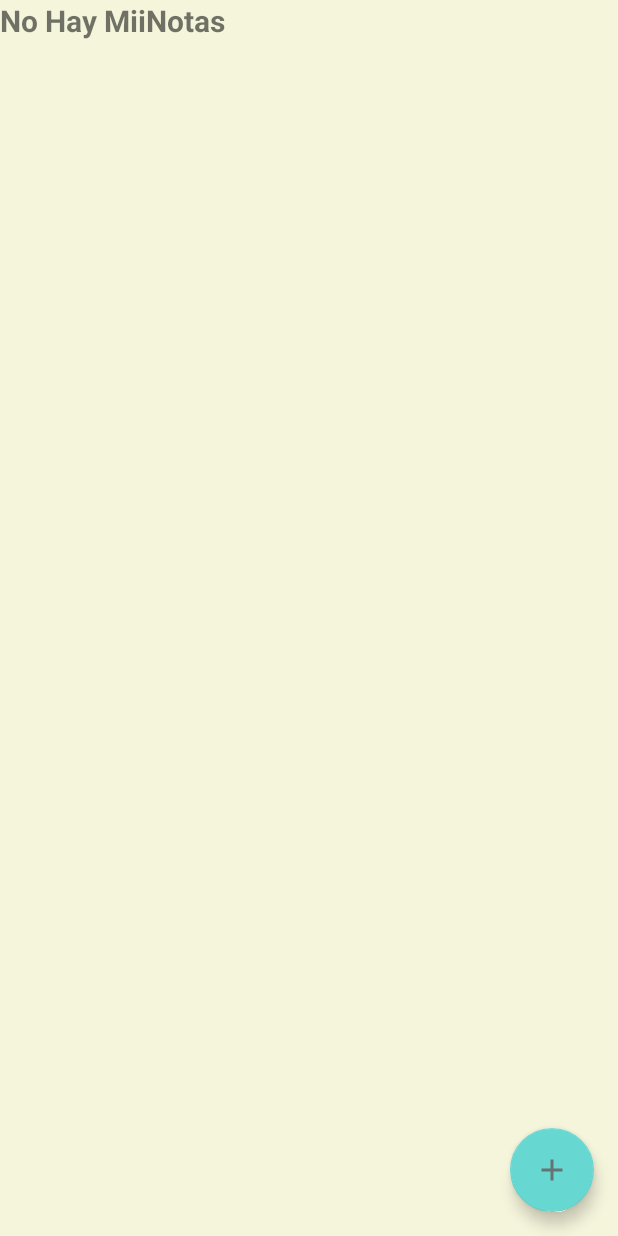
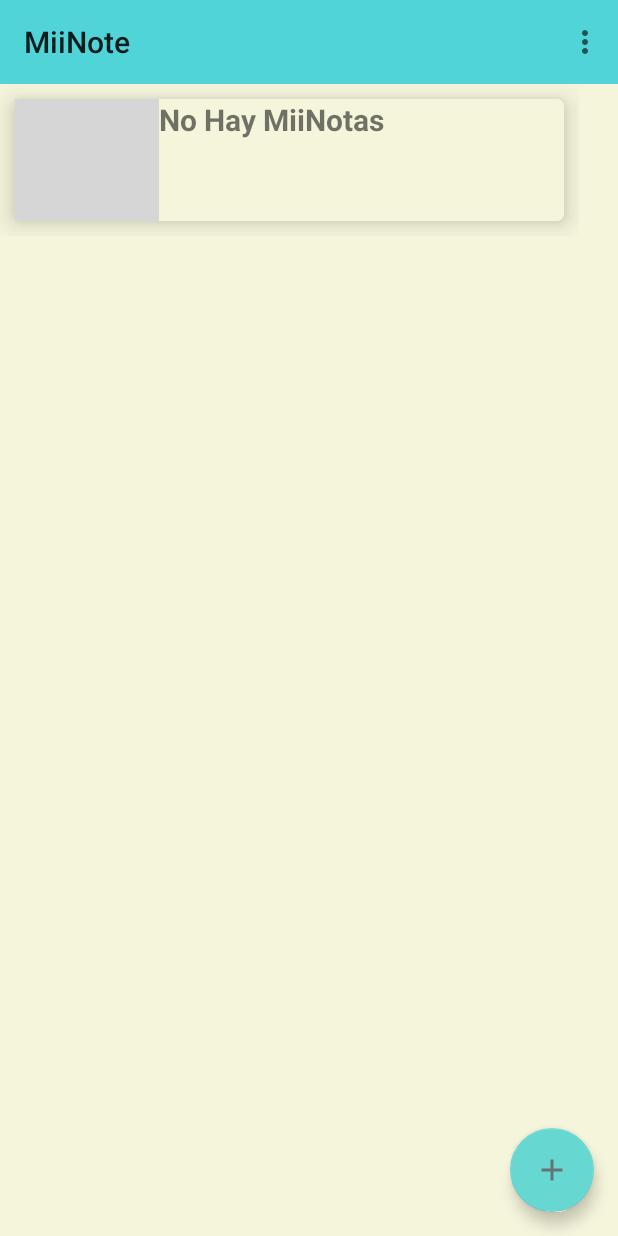
Before and after one commit to Christianbeny/MiiNote, an Android app: the screen it shows after launch (MainActivity), on a phone screen of 412 x 824 dp. Run offline under Robolectric (Android 15) with nearby library versions, the phone set to English and light mode, and no system bars; grey boxes are pictures that could not be loaded.

Commit message:
Vista de CardView

```diff
--- a/app/build.gradle
+++ b/app/build.gradle
@@ -29,8 +29,9 @@ dependencies {
     implementation 'androidx.constraintlayout:constraintlayout:2.0.1'
     implementation 'androidx.navigation:navigation-fragment:2.1.0'
     implementation 'androidx.navigation:navigation-ui:2.1.0'
+    implementation 'androidx.recyclerview:recyclerview:1.1.0'
+    implementation 'androidx.cardview:cardview:1.0.0'
     testImplementation 'junit:junit:4.12'
     androidTestImplementation 'androidx.test.ext:junit:1.1.2'
     androidTestImplementation 'androidx.test.espresso:espresso-core:3.3.0'
-
 }
--- a/app/src/main/java/com/example/miinote/MainActivity.java
+++ b/app/src/main/java/com/example/miinote/MainActivity.java
@@ -2,12 +2,10 @@ package com.example.miinote;
 
 import android.content.DialogInterface;
 import android.content.Intent;
-import android.database.Cursor;
 import android.os.Bundle;
 
 import com.example.miinote.Adaptador.Adaptador;
 import com.example.miinote.Modelo.Item;
-import com.google.android.material.floatingactionbutton.FloatingActionButton;
 
 import androidx.appcompat.app.AlertDialog;
 import androidx.appcompat.app.AppCompatActivity;
@@ -19,8 +17,6 @@ import android.view.View;
 
 import android.view.Menu;
 import android.view.MenuItem;
-import android.widget.ArrayAdapter;
-import android.widget.ListView;
 
 import java.util.ArrayList;
 
@@ -37,7 +33,8 @@ public class MainActivity extends AppCompatActivity {
         setContentView(R.layout.activity_main);
         Toolbar toolbar = findViewById(R.id.toolbar);
         setSupportActionBar(toolbar);
-        recyclerView = findViewById(R.id.RecyclerView);
+
+        recyclerView = findViewById(R.id.rvLista);
         manager = new LinearLayoutManager(this);
         recyclerView.setLayoutManager(manager);
         actualizarlista();
--- a/app/src/main/res/layout/activity_main.xml
+++ b/app/src/main/res/layout/activity_main.xml
@@ -1,17 +1,22 @@
 <?xml version="1.0" encoding="utf-8"?>
-<androidx.coordinatorlayout.widget.CoordinatorLayout
-    xmlns:android="http://schemas.android.com/apk/res/android"
+<androidx.coordinatorlayout.widget.CoordinatorLayout xmlns:android="http://schemas.android.com/apk/res/android"
     xmlns:app="http://schemas.android.com/apk/res-auto"
     xmlns:tools="http://schemas.android.com/tools"
     android:layout_width="match_parent"
     android:layout_height="match_parent"
+    android:background="#2A681BD3"
     tools:context=".MainActivity">
+
+    <LinearLayout
+        android:id="@+id/linearLayout"
+        android:layout_width="match_parent"
+        android:layout_height="match_parent"
+        android:orientation="vertical">
 
         <com.google.android.material.appbar.AppBarLayout
             android:layout_width="match_parent"
             android:layout_height="wrap_content"
             android:theme="@style/AppTheme.AppBarOverlay" />
-
 
         <androidx.appcompat.widget.Toolbar
             android:id="@+id/toolbar"
@@ -23,8 +28,12 @@
         <include
             android:id="@+id/include"
             layout="@layout/content_main"
-        android:layout_width="match_parent"
-        android:layout_height="match_parent" />
+            android:layout_width="wrap_content"
+            android:layout_height="wrap_content"
+            android:longClickable="false" />
+
+    </LinearLayout>
+
 
     <com.google.android.material.floatingactionbutton.FloatingActionButton
         android:id="@+id/agrega"
--- a/app/src/main/res/layout/content_main.xml
+++ b/app/src/main/res/layout/content_main.xml
@@ -1,13 +1,23 @@
 <?xml version="1.0" encoding="utf-8"?>
 <RelativeLayout xmlns:android="http://schemas.android.com/apk/res/android"
+    xmlns:app="http://schemas.android.com/apk/res-auto"
+    xmlns:tools="http://schemas.android.com/tools"
     android:id="@+id/activity_main"
     android:layout_width="match_parent"
     android:layout_height="match_parent"
     android:background="#f5f5dc">
 
     <androidx.recyclerview.widget.RecyclerView
-    android:id="@+id/RecyclerView"
+        android:id="@+id/rvLista"
         android:layout_width="match_parent"
         android:layout_height="match_parent"
-    android:scrollbars="vertical" />
+        android:layout_margin="0dp"
+        android:layout_marginStart="10dp"
+        android:layout_marginLeft="10dp"
+        android:layout_marginTop="10dp"
+        android:layout_marginEnd="10dp"
+        android:layout_marginRight="10dp"
+        android:layout_marginBottom="10dp"
+        android:scrollbars="vertical"
+        tools:listitem="@layout/layout_item_list" />
 </RelativeLayout>
--- a/app/src/main/res/layout/layout_item_list.xml
+++ b/app/src/main/res/layout/layout_item_list.xml
@@ -1,37 +1,62 @@
 <?xml version="1.0" encoding="utf-8"?>
 <LinearLayout xmlns:android="http://schemas.android.com/apk/res/android"
+    xmlns:app="http://schemas.android.com/apk/res-auto"
+    android:layout_width="wrap_content"
+    android:layout_height="wrap_content"
+    android:layout_margin="20dp"
+    android:orientation="vertical">
+
+    <androidx.cardview.widget.CardView
         android:layout_width="match_parent"
         android:layout_height="match_parent"
-    android:orientation="vertical">
+        android:layout_margin="10dp"
+        app:cardCornerRadius="5dp"
+        app:cardElevation="10dp">
 
         <LinearLayout
+            android:layout_width="match_parent"
+            android:layout_height="match_parent"
+            android:background="#f5f5dc"
+            android:orientation="horizontal">
+
+            <ImageView
+                android:id="@+id/imageView"
                 android:layout_width="wrap_content"
+                android:layout_height="match_parent"
+                android:layout_weight="1"
+                app:srcCompat="@drawable/nota" />
+
+            <LinearLayout
+                android:layout_width="270dp"
                 android:layout_height="wrap_content"
+                android:background="#f5f5dc"
                 android:orientation="vertical">
 
                 <TextView
                     android:id="@+id/txtTitulo"
-            android:layout_width="wrap_content"
-            android:layout_height="wrap_content"
+                    android:layout_width="match_parent"
+                    android:layout_height="40dp"
+                    android:text="Titulo"
                     android:textSize="20sp"
                     android:textStyle="bold" />
 
                 <TextView
                     android:id="@+id/txtDesc"
-            android:layout_width="wrap_content"
-            android:layout_height="wrap_content" />
+                    android:layout_width="match_parent"
+                    android:layout_height="wrap_content"
+                    android:text="Descripcion"
+                    android:textSize="16dp" />
+
+                <TextView
+                    android:id="@+id/txtFecha"
+                    android:layout_width="match_parent"
+                    android:layout_height="wrap_content"
+                    android:text="Fecha"
+                    android:textStyle="bold|italic" />
 
             </LinearLayout>
 
-    <LinearLayout
-        android:layout_width="wrap_content"
-        android:layout_height="wrap_content"
-        android:orientation="vertical">
-
-        <TextView
-            android:id="@+id/txtFecha"
-            android:layout_width="wrap_content"
-            android:layout_height="wrap_content" />
         </LinearLayout>
+    </androidx.cardview.widget.CardView>
 
 </LinearLayout>
```
Lines whose indentation alone changed are shown as unchanged.
